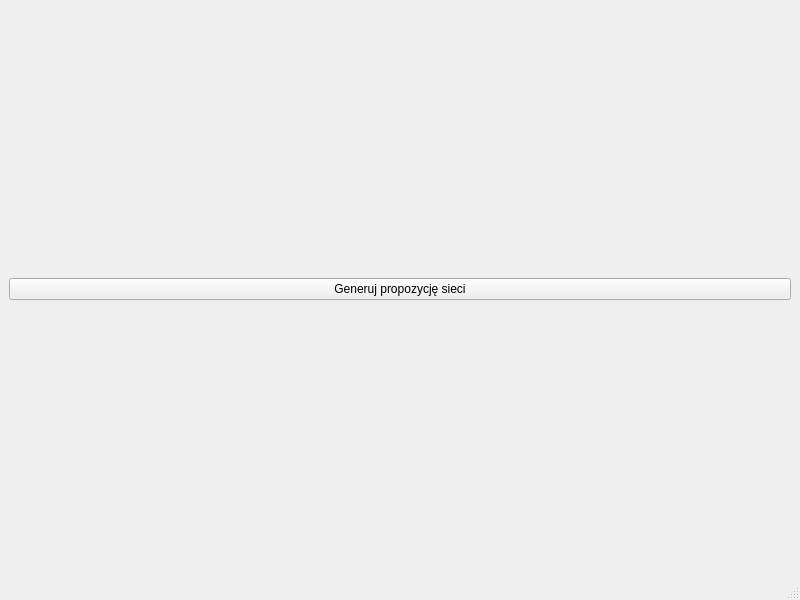
DigitalBaguette/OBL_Project, file src/gui/MainWindow.ui: the form before one commit.
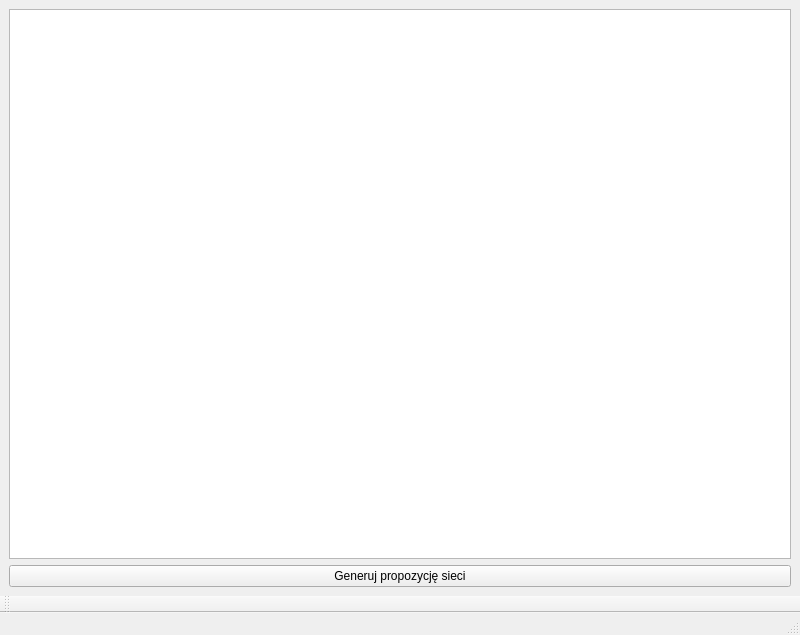
The form after the commit.

The edit to the form file:
```diff
--- a/src/gui/MainWindow.ui
+++ b/src/gui/MainWindow.ui
@@ -7,7 +7,7 @@
     <x>0</x>
     <y>0</y>
     <width>800</width>
-    <height>600</height>
+    <height>635</height>
    </rect>
   </property>
   <property name="windowTitle">
@@ -15,6 +15,9 @@
   </property>
   <widget class="QWidget" name="centralwidget">
    <layout class="QVBoxLayout" name="verticalLayout">
+    <item>
+     <widget class="QPlainTextEdit" name="promptDisplay"/>
+    </item>
     <item>
      <widget class="QPushButton" name="generateButton">
       <property name="text">
@@ -26,6 +29,17 @@
   </widget>
   <widget class="QMenuBar" name="menubar"/>
   <widget class="QStatusBar" name="statusbar"/>
+  <widget class="QToolBar" name="toolBar">
+   <property name="windowTitle">
+    <string>toolBar</string>
+   </property>
+   <attribute name="toolBarArea">
+    <enum>BottomToolBarArea</enum>
+   </attribute>
+   <attribute name="toolBarBreak">
+    <bool>false</bool>
+   </attribute>
+  </widget>
  </widget>
  <resources/>
  <connections/>
```
Left out of the diff: 11 changed lines with no effect on the pictures.
